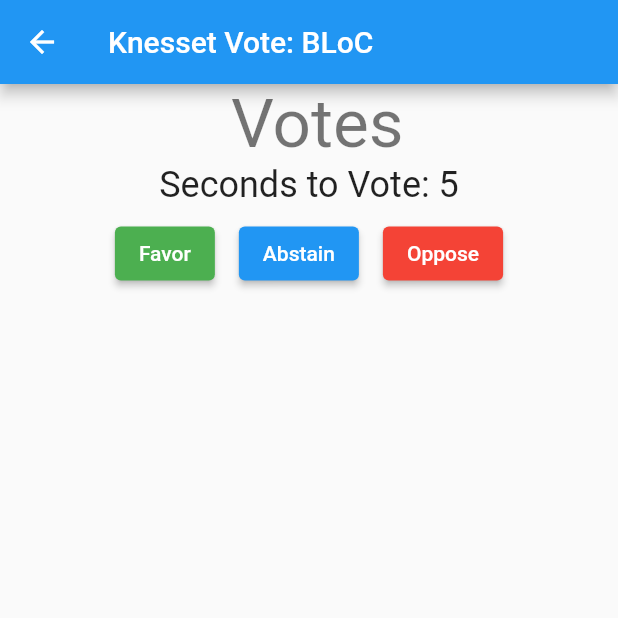
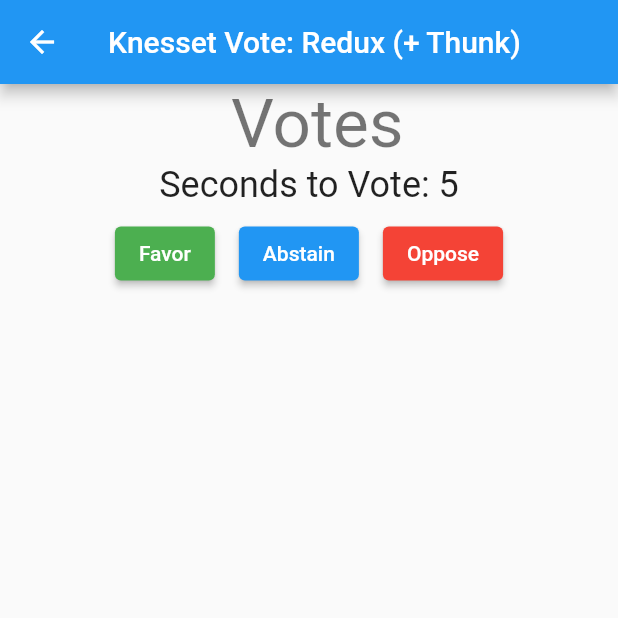
Before and after one commit to arielbh/flutter_state_session, a Flutter app: the MkVoteWidget screen opened directly with empty values, on a phone screen of 412 x 824 dp, the top half of it. Run offline on Flutter 3.47's test engine with Material 2 defaults, Android fonts, the phone set to English and light mode, and no system bars; our stand-ins replace flutter_redux, redux, redux_thunk.

Commit message:
Step4: Redux

```diff
--- a/lib/app_bar.dart
+++ b/lib/app_bar.dart
@@ -1,7 +1,7 @@
 import 'package:flutter/material.dart';
 import 'package:flutter/widgets.dart';
 
-const appTitle = "Knesset Vote: BLoC";
+const appTitle = "Knesset Vote: Redux (+ Thunk)";
 
 class MyAppBar extends StatelessWidget implements PreferredSizeWidget {
   const MyAppBar({Key? key}) : super(key: key);
--- a/lib/blocs/vote_bloc.dart
+++ /dev/null
@@ -1,35 +0,0 @@
-import 'dart:async';
-
-import 'package:bloc/bloc.dart';
-import 'package:knesset_app/models/mk.dart';
-import 'package:knesset_app/models/vote.dart';
-import 'package:meta/meta.dart';
-
-class VoteBloc extends Bloc<VoteEvent, VoteState> {
-  VoteBloc() : super(VoteState(Vote({})));
-
-  @override
-  Stream<VoteState> mapEventToState(VoteEvent event) async* {
-    if (event is OnVoteEvent) {
-      state.vote.addVote(event.member, event.voteOption);
-      // Create new Vote
-      yield VoteState(Vote(state.vote.votes));
-    }
-  }
-}
-
-@immutable
-abstract class VoteEvent {}
-
-class OnVoteEvent extends VoteEvent {
-  final VoteOptions voteOption;
-  final KnessetMember member;
-  OnVoteEvent(this.member, this.voteOption);
-}
-
-@immutable
-class VoteState {
-  final Vote vote;
-
-  VoteState(this.vote);
-}
--- a/lib/blocs/voting_bloc.dart
+++ /dev/null
@@ -1,58 +0,0 @@
-import 'dart:async';
-
-import 'package:bloc/bloc.dart';
-import 'package:knesset_app/blocs/vote_bloc.dart';
-import 'package:knesset_app/models/mk.dart';
-import 'package:knesset_app/models/vote.dart';
-import 'package:meta/meta.dart';
-
-class VotingBloc extends Bloc<VotingEvent, VotingState> {
-  final VoteBloc voteBloc;
-  final KnessetMember member;
-  late Timer _timer;
-
-  VotingBloc({required this.voteBloc, required this.member}) : super(VotingInitial()) {
-    _timer = Timer.periodic(Duration(seconds: 1), (timer) {
-      add(TimerEvent());
-    });
-  }
-
-  @override
-  Stream<VotingState> mapEventToState(VotingEvent event) async* {
-    if (event is TimerEvent) {
-      if (state.secondsToVote == 1) {
-        _timer.cancel();
-      }
-      yield TimerVoteState(state.secondsToVote - 1);
-    }
-    if (event is MemberVotedEvent) {
-      voteBloc.add(OnVoteEvent(member, event.voteOption));
-    }
-  }
-}
-
-@immutable
-abstract class VotingEvent {}
-
-class MemberVotedEvent extends VotingEvent {
-  final VoteOptions voteOption;
-
-  MemberVotedEvent(this.voteOption);
-}
-
-class TimerEvent extends VotingEvent {}
-
-@immutable
-abstract class VotingState {
-  final int secondsToVote;
-
-  VotingState(this.secondsToVote);
-}
-
-class VotingInitial extends VotingState {
-  VotingInitial() : super(6);
-}
-
-class TimerVoteState extends VotingState {
-  TimerVoteState(int secondsToVote) : super(secondsToVote);
-}
--- /dev/null
+++ b/lib/models/app_state.dart
@@ -0,0 +1,14 @@
+import 'package:knesset_app/models/mk.dart';
+import 'package:knesset_app/models/vote.dart';
+import 'package:knesset_app/reducers/members_reducer.dart';
+import 'package:knesset_app/reducers/vote_reducer.dart';
+
+class AppState {
+  final List<KnessetMember> members;
+  final Vote vote;
+  AppState(this.members, this.vote);
+}
+
+AppState appStateReducer(AppState state, dynamic action) {
+  return AppState(membersReducer(state.members, action), voteReducer(state.vote, action));
+}
--- /dev/null
+++ b/lib/viewModels/totals_view_model.dart
@@ -0,0 +1,6 @@
+import 'package:knesset_app/models/vote.dart';
+
+class TotalsViewModel {
+  final Vote vote;
+  TotalsViewModel(this.vote);
+}
--- a/lib/views/mk_vote_widget.dart
+++ b/lib/views/mk_vote_widget.dart
@@ -2,30 +2,55 @@ import 'dart:async';
 
 import 'package:flutter/material.dart';
 import 'package:flutter/widgets.dart';
-import 'package:flutter_bloc/flutter_bloc.dart';
+import 'package:flutter_redux/flutter_redux.dart';
 import 'package:knesset_app/app_bar.dart';
-import 'package:knesset_app/blocs/voting_bloc.dart';
+import 'package:knesset_app/models/app_state.dart';
 import 'package:knesset_app/models/mk.dart';
 import 'package:knesset_app/models/vote.dart';
-import 'package:provider/provider.dart';
+import 'package:redux/redux.dart';
 
-class MkVoteWidget extends StatelessWidget {
+class MkVoteWidget extends StatefulWidget {
   final KnessetMember member;
   MkVoteWidget({Key? key, required this.member}) : super(key: key);
 
-  Widget _createVoteButton(BuildContext context, VoteOptions vote) => Padding(
+  @override
+  _MkVoteWidgetState createState() => _MkVoteWidgetState();
+}
+
+class _MkVoteWidgetState extends State<MkVoteWidget> {
+  var _secondsToVote = 6;
+  late Timer _timer;
+  @override
+  void initState() {
+    super.initState();
+    _timer = Timer.periodic(Duration(seconds: 1), (timer) {
+      if (_secondsToVote == 0) {
+        final store = StoreProvider.of<AppState>(context);
+
+        _onVote(store, VoteOptions.abstain);
+        return;
+      }
+      setState(() {
+        _secondsToVote--;
+      });
+    });
+  }
+
+  Widget _createVoteButton(Store<AppState> store, VoteOptions vote) => Padding(
       padding: const EdgeInsets.all(8.0),
       child: ElevatedButton(
           child: Text(vote.display),
           style: ButtonStyle(backgroundColor: MaterialStateProperty.all<Color>(vote.color)),
-          onPressed: () => _onVote(context, vote)));
+          onPressed: () => _onVote(store, vote)));
 
   @override
   Widget build(BuildContext context) {
     final theme = Theme.of(context);
+    final store = StoreProvider.of<AppState>(context);
+
     return WillPopScope(
       onWillPop: () async {
-        _onVote(context, VoteOptions.abstain);
+        _onVote(store, VoteOptions.abstain);
         return Future.value(false);
       },
       child: Scaffold(
@@ -36,26 +61,18 @@ class MkVoteWidget extends StatelessWidget {
             Padding(
               padding: const EdgeInsets.symmetric(horizontal: 20.0),
               child: Text(
-                "${member.name} Votes",
+                "${widget.member.name} Votes",
                 style: theme.textTheme.headline3,
               ),
             ),
-            BlocBuilder<VotingBloc, VotingState>(
-              builder: (context, state) {
-                if (state.secondsToVote == 0)
-                  WidgetsBinding.instance!.addPostFrameCallback((_) {
-                    _onVote(context, VoteOptions.abstain);
-                  });
-                return Text(
-                  "Seconds to Vote: ${state.secondsToVote}",
-                  style: theme.textTheme.headline5,
-                );
-              },
+            Text(
+              "Seconds to Vote: $_secondsToVote",
+              style: theme.textTheme.headline5,
             ),
             Row(mainAxisAlignment: MainAxisAlignment.center, children: [
-              _createVoteButton(context, VoteOptions.favor),
-              _createVoteButton(context, VoteOptions.abstain),
-              _createVoteButton(context, VoteOptions.oppose)
+              _createVoteButton(store, VoteOptions.favor),
+              _createVoteButton(store, VoteOptions.abstain),
+              _createVoteButton(store, VoteOptions.oppose)
             ])
           ],
         ),
@@ -63,8 +80,9 @@ class MkVoteWidget extends StatelessWidget {
     );
   }
 
-  void _onVote(BuildContext context, VoteOptions vote) {
-    context.read<VotingBloc>().add(MemberVotedEvent(vote));
+  void _onVote(Store<AppState> store, VoteOptions vote) {
+    _timer.cancel();
+    store.dispatch(Map<KnessetMember, VoteOptions>()..[widget.member] = vote);
     Navigator.pop(context);
   }
 }
--- a/pubspec.yaml
+++ b/pubspec.yaml
@@ -24,7 +24,8 @@ dependencies:
   flutter:
     sdk: flutter
 
-  flutter_bloc: ^7.0.1
+  flutter_redux: ^0.8.2
+  redux_thunk: ^0.4.0
 
   # The following adds the Cupertino Icons font to your application.
   # Use with the CupertinoIcons class for iOS style icons.
```
Also changed, not shown: lib/blocs/members_bloc.dart (deleted, +0 -38 lines), lib/main.dart (+28 -27 lines), lib/reducers/members_reducer.dart (added, +16 -0 lines), lib/reducers/vote_reducer.dart (added, +11 -0 lines), lib/viewModels/list_view_model.dart (added, +8 -0 lines), lib/viewModels/main_view_model.dart (added, +7 -0 lines), lib/views/mk_list_widget.dart (+13 -18 lines), lib/views/vote_totals_widget.dart (+12 -11 lines), pubspec.lock.
